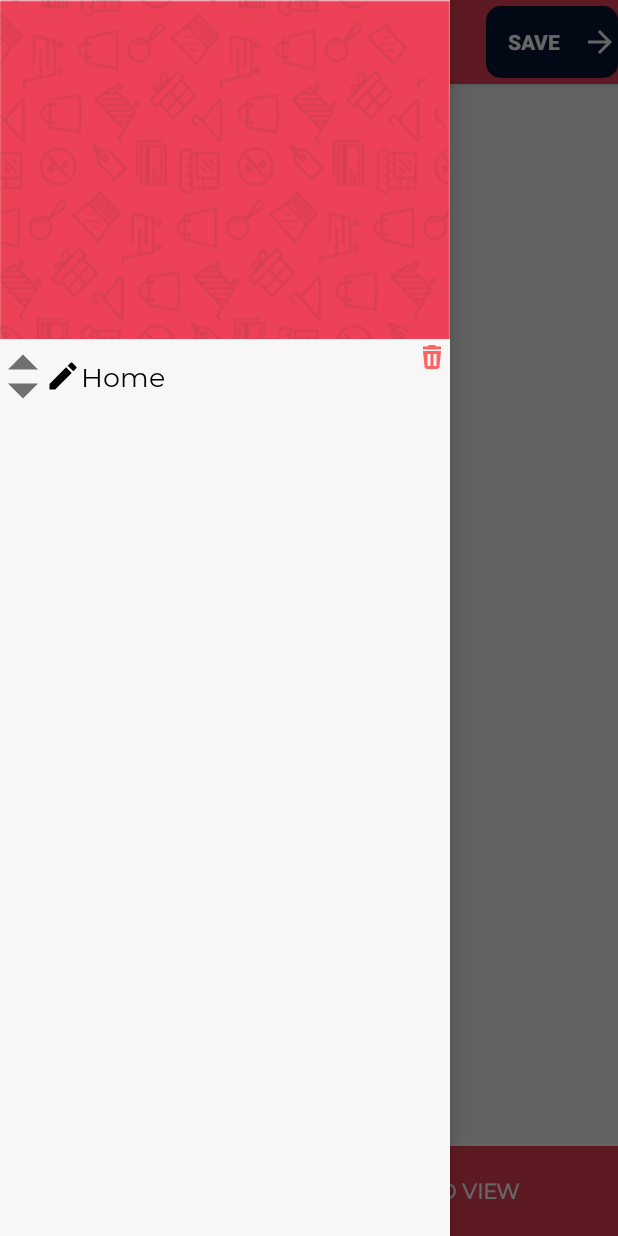
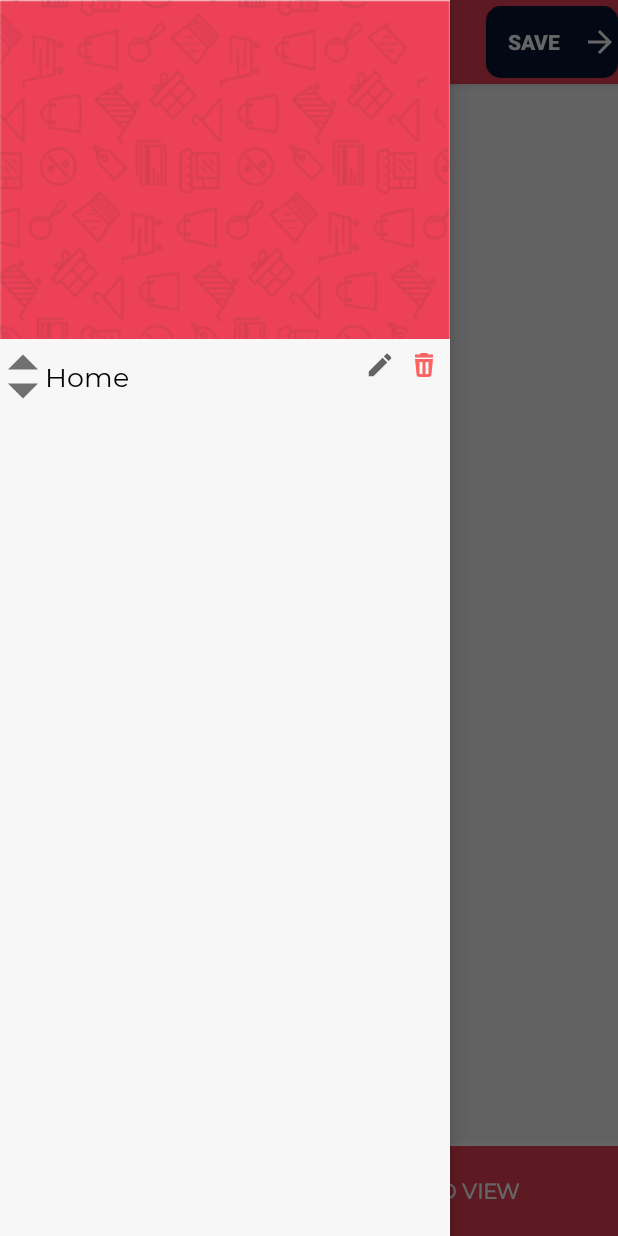
Before and after one commit to UNIC-India/UNIC_Vendor, an Android app: the SetShopStructure screen opened directly, with no data from a screen before it, with the side drawer open, on a phone screen of 412 x 824 dp. Run offline under Robolectric (Android 15) with nearby library versions, the phone set to English and light mode, and no system bars; our stand-ins replace Firebase (no records; nobody signed in at launch, a user with empty details on screens opened directly); Roboto replaces fonts that are not available here; 2 statements that could not run were skipped.

Commit message:
Code cleanup

```diff
--- a/app/src/main/java/com/unic/unic_vendor_final_1/adapters/shop_view_components/ShopDrawerAdapter.java
+++ b/app/src/main/java/com/unic/unic_vendor_final_1/adapters/shop_view_components/ShopDrawerAdapter.java
@@ -21,8 +21,6 @@ import androidx.recyclerview.widget.RecyclerView;
 import com.unic.unic_vendor_final_1.R;
 import com.unic.unic_vendor_final_1.datamodels.Page;
 import com.unic.unic_vendor_final_1.viewmodels.SetStructureViewModel;
-import com.unic.unic_vendor_final_1.views.activities.SetShopStructure;
-import com.unic.unic_vendor_final_1.views.activities.UserHome;
 import com.unic.unic_vendor_final_1.views.shop_addition_fragments.ShopPageFragment;
 
 import java.util.Collections;
@@ -159,7 +157,7 @@ public class ShopDrawerAdapter extends RecyclerView.Adapter<ShopDrawerAdapter.Vi
     static class ViewHolder extends RecyclerView.ViewHolder{
 
         TextView tvPageName;
-        ImageButton ibMovePageUp,ibMovePageDown,ibPageDelete;
+        ImageButton ibMovePageUp,ibMovePageDown,ibPageDelete,ibEditPageName;
         ConstraintLayout bounding;
 
         public ViewHolder(View itemView){
@@ -169,6 +167,7 @@ public class ShopDrawerAdapter extends RecyclerView.Adapter<ShopDrawerAdapter.Vi
             ibMovePageUp = itemView.findViewById(R.id.button_move_page_up);
             ibMovePageDown = itemView.findViewById(R.id.button_move_page_down);
             ibPageDelete = itemView.findViewById(R.id.shop_page_delete);
+            ibEditPageName = itemView.findViewById(R.id.edit_page_name);
             bounding = itemView.findViewById(R.id.shop_drawer_item_bounding);
         }
     }
@@ -205,7 +204,7 @@ public class ShopDrawerAdapter extends RecyclerView.Adapter<ShopDrawerAdapter.Vi
 
         holder.ibMovePageUp.setOnClickListener(new MovePageUpListener(position));
         holder.ibMovePageDown.setOnClickListener(new MovePageDownListener(position));
-        holder.tvPageName.setOnClickListener(new ChangePageNameListener(position));
+        holder.ibEditPageName.setOnClickListener(new ChangePageNameListener(position));
         holder.ibPageDelete.setOnClickListener(new DeletePageListener(position));
         holder.bounding.setOnClickListener(new PageSelectedListener(position));
 
--- a/app/src/main/java/com/unic/unic_vendor_final_1/views/activities/SetShopStructure.java
+++ b/app/src/main/java/com/unic/unic_vendor_final_1/views/activities/SetShopStructure.java
@@ -314,7 +314,7 @@ public class SetShopStructure extends AppCompatActivity implements View.OnClickL
 
     void updateMenu(){
         shopDrawerAdapter.setPages(structure.getPages());
-        shopDrawerAdapter.notifyItemChanged(structure.getPages().size()-1);
+        shopDrawerAdapter.notifyItemRangeChanged(structure.getPages().size()-2,2);
     }
 
     void addPage(){
@@ -404,7 +404,7 @@ public class SetShopStructure extends AppCompatActivity implements View.OnClickL
     public void selectView(int pageId,int code){
 
         currentPageId = pageId;
-        if(code!=5)
+        if(code!=4)
         currentViewCode = code;
         else code=-1;
 
--- /dev/null
+++ b/app/src/main/res/drawable/ic_baseline_edit_20.xml
@@ -0,0 +1,5 @@
+<vector android:height="20dp" android:tint="?attr/colorControlNormal"
+    android:viewportHeight="24" android:viewportWidth="24"
+    android:width="20dp" xmlns:android="http://schemas.android.com/apk/res/android">
+    <path android:fillColor="@android:color/white" android:pathData="M3,17.25V21h3.75L17.81,9.94l-3.75,-3.75L3,17.25zM20.71,7.04c0.39,-0.39 0.39,-1.02 0,-1.41l-2.34,-2.34c-0.39,-0.39 -1.02,-0.39 -1.41,0l-1.83,1.83 3.75,3.75 1.83,-1.83z"/>
+</vector>
--- a/app/src/main/res/layout/shop_navigation_drawer_item.xml
+++ b/app/src/main/res/layout/shop_navigation_drawer_item.xml
@@ -11,8 +11,6 @@
         android:layout_width="0dp"
         android:layout_height="wrap_content"
         android:fontFamily="@font/montserrat"
-        android:drawableStart="@drawable/ic_baseline_edit_24"
-        android:drawableTint="@color/black"
         android:textColor="@color/black"
         android:hint="PAGE NAME"
         android:textSize="18sp"
@@ -46,6 +44,19 @@
         android:layout_height="wrap_content"
         app:layout_constraintTop_toTopOf="parent"
         app:layout_constraintEnd_toEndOf="parent"
+        android:layout_marginTop="5dp"
+        android:layout_marginEnd="5dp"
         android:background="@drawable/ic_delete_black_24dp"/>
 
+    <ImageButton
+        android:id="@+id/edit_page_name"
+        android:layout_width="24dp"
+        android:layout_height="24dp"
+        android:src="@drawable/ic_baseline_edit_20"
+        android:background="@android:color/transparent"
+        app:layout_constraintTop_toTopOf="@id/shop_page_delete"
+        app:layout_constraintBottom_toBottomOf="@id/shop_page_delete"
+        app:layout_constraintEnd_toStartOf="@id/shop_page_delete"
+        android:layout_marginEnd="5dp"/>
+
 </androidx.constraintlayout.widget.ConstraintLayout>
--- a/app/src/main/res/values/strings.xml
+++ b/app/src/main/res/values/strings.xml
@@ -70,7 +70,6 @@
         <item>Display Categories</item>
         <item>Show Advertisements</item>
         <item>Display Products</item>
-        <item>Put Text</item>
         <item>Default: All in One</item>
     </string-array>
     <string-array name="spinner_array">
```
Also changed, not shown: app/src/main/java/com/unic/unic_vendor_final_1/adapters/shop_view_components/ProductViewAdapters/ProductListAdapter.java (+6 -7 lines), app/src/main/res/layout/fragment_my_apps.xml (+16 -23 lines).
